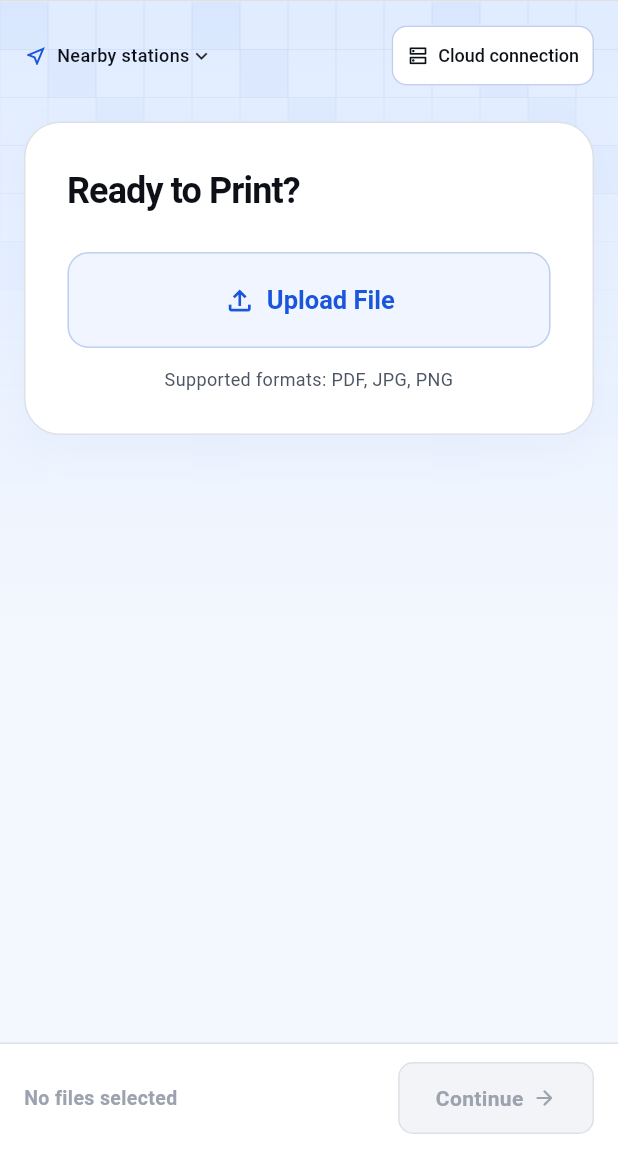
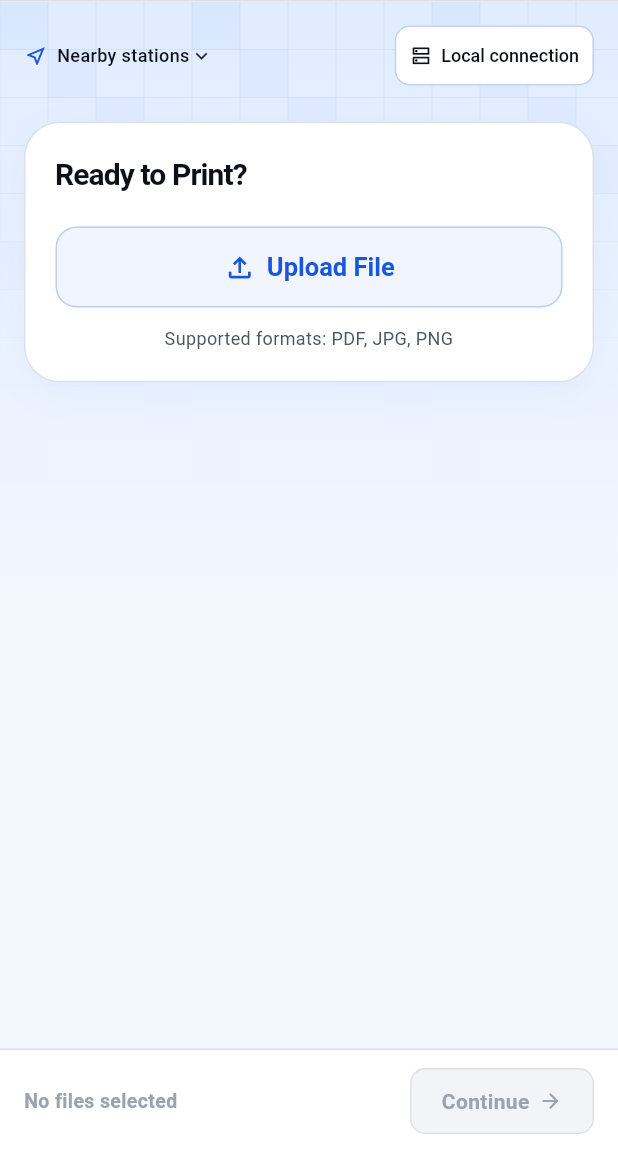
Before and after one commit to RamPrasathM-2005/Autonomous-Printer, a Flutter app: the screen it shows after launch, after a tap on the "close" icon, on a phone screen of 412 x 824 dp, the part 84-1236 px from its top. Run offline on Flutter 3.47's test engine with Material 3 defaults, Android fonts, the phone set to English and light mode, and no system bars; our stand-ins replace file_picker, pdf, shared_preferences; missing offline and left inert: dart:html, dart:js_interop, dart:ui_web, razorpay_flutter; network calls fail.

Commit message:
Error Fixed

```diff
--- a/frontend/lib/config/active_tunnel.dart
+++ /dev/null
@@ -1,2 +0,0 @@
-// Auto-generated by build_apk.sh - DO NOT EDIT DIRECTLY
-const String kActiveTunnelUrl = 'https://hazardous-forests-soc-loved.trycloudflare.com';
--- a/frontend/lib/screens/upload_screen.dart
+++ b/frontend/lib/screens/upload_screen.dart
@@ -814,7 +814,8 @@ class _UploadScreenState extends State<UploadScreen>
                           fontSize: 12,
                           fontWeight: FontWeight.w500,
                         ),
-                        maxLines: 2,
+                        maxLines: 1,
+                        overflow: TextOverflow.ellipsis,
                       ),
                     ),
                     const Icon(Icons.expand_more, size: 16),
@@ -847,7 +848,8 @@ class _UploadScreenState extends State<UploadScreen>
                     child: Text(
                       '${ApiConfig.isTunneled ? 'Cloud' : 'Local'} connection',
                       style: const TextStyle(fontSize: 12),
-                      textAlign: TextAlign.center,
+                      maxLines: 1,
+                      overflow: TextOverflow.ellipsis,
                     ),
                   ),
                 ],
@@ -1101,8 +1103,11 @@ class _UploadScreenState extends State<UploadScreen>
   }
 
   Widget _buildDropzone() {
+    return LayoutBuilder(
+      builder: (context, constraints) {
+        final isNarrow = constraints.maxWidth < 400;
         return Container(
-      padding: const EdgeInsets.all(28),
+          padding: EdgeInsets.all(isNarrow ? 20 : 28),
           decoration: BoxDecoration(
             color: AppTheme.surfaceWhite,
             borderRadius: BorderRadius.circular(24),
@@ -1118,21 +1123,21 @@ class _UploadScreenState extends State<UploadScreen>
           child: Column(
             crossAxisAlignment: CrossAxisAlignment.stretch,
             children: [
-          const Text(
+              Text(
                 'Ready to Print?',
                 style: TextStyle(
-              fontSize: 24,
+                  fontSize: isNarrow ? 20 : 24,
                   fontWeight: FontWeight.w700,
                   letterSpacing: -0.6,
                 ),
               ),
-          const SizedBox(height: 24),
+              const SizedBox(height: 20),
               OutlinedButton.icon(
                 onPressed: _isUploading ? null : _pickFiles,
                 icon: const Icon(Icons.file_upload_outlined, size: 22),
                 label: const Text('Upload File'),
                 style: OutlinedButton.styleFrom(
-              minimumSize: const Size.fromHeight(64),
+                  minimumSize: Size.fromHeight(isNarrow ? 54 : 64),
                   backgroundColor: AppTheme.primarySurface,
                   foregroundColor: AppTheme.primary,
                   side: const BorderSide(color: AppTheme.primaryBorder),
@@ -1153,6 +1158,8 @@ class _UploadScreenState extends State<UploadScreen>
               ),
             ],
           ),
+        );
+      },
     );
   }
 
@@ -1386,12 +1393,9 @@ class _UploadScreenState extends State<UploadScreen>
               constraints: const BoxConstraints(maxWidth: 560),
               child: Row(
                 children: [
+                  // Status label — always shrinks, never wraps
                   Expanded(
-                    child: Column(
-                      crossAxisAlignment: CrossAxisAlignment.start,
-                      mainAxisSize: MainAxisSize.min,
-                      children: [
-                        Text(
+                    child: Text(
                       hasFiles
                           ? '${_selectedFiles.length} ${_selectedFiles.length == 1 ? 'file' : 'files'} ready'
                           : 'No files selected',
@@ -1402,47 +1406,44 @@ class _UploadScreenState extends State<UploadScreen>
                             ? AppTheme.textPrimary
                             : AppTheme.textMuted,
                       ),
-                        ),
-                      ],
-                    ),
-                  ),
+                      maxLines: 1,
+                      overflow: TextOverflow.ellipsis,
+                    ),
+                  ),
+                  // Cancel button — only when there are files
                   if (hasFiles && !_isUploading) ...[
-                    const SizedBox(width: 10),
-                    OutlinedButton(
-                      onPressed: _clearAllFiles,
-                      style: OutlinedButton.styleFrom(
-                        foregroundColor: AppTheme.textSecondary,
-                        side: const BorderSide(color: AppTheme.border),
-                        padding: const EdgeInsets.symmetric(
-                          horizontal: 16,
-                          vertical: 13,
-                        ),
-                        shape: RoundedRectangleBorder(
+                    const SizedBox(width: 8),
+                    GestureDetector(
+                      onTap: _clearAllFiles,
+                      child: Container(
+                        height: 44,
+                        padding: const EdgeInsets.symmetric(horizontal: 14),
+                        decoration: BoxDecoration(
+                          border: Border.all(color: AppTheme.border),
                           borderRadius: BorderRadius.circular(10),
                         ),
-                        minimumSize: Size.zero,
-                        tapTargetSize: MaterialTapTargetSize.shrinkWrap,
-                      ),
+                        alignment: Alignment.center,
                         child: const Text(
-                        'Cancel',
+                          'Clear',
                           style: TextStyle(
                             fontSize: 14,
                             fontWeight: FontWeight.w600,
+                            color: AppTheme.textSecondary,
+                          ),
                         ),
                       ),
                     ),
                   ],
                   const SizedBox(width: 8),
+                  // Continue / Upload button
                   GestureDetector(
                     onTap: (_selectedFiles.isEmpty || _isUploading)
                         ? null
                         : _handleNext,
                     child: AnimatedContainer(
                       duration: const Duration(milliseconds: 150),
-                      padding: const EdgeInsets.symmetric(
-                        horizontal: 24,
-                        vertical: 13,
-                      ),
+                      height: 44,
+                      padding: const EdgeInsets.symmetric(horizontal: 20),
                       decoration: BoxDecoration(
                         color: hasFiles && !_isUploading
                             ? AppTheme.primary
--- a/frontend/lib/services/order_recovery_service.dart
+++ b/frontend/lib/services/order_recovery_service.dart
@@ -44,6 +44,9 @@ class OrderRecoveryService {
   static const String _kActiveOrderId = 'autonomous_printer_active_order_id';
   static const String _kLastCompletedOrderId = 'autonomous_printer_last_completed_order_id';
   static const String _kActiveOrderStage = 'autonomous_printer_active_order_stage';
+  /// Tracks the last completed order that the user explicitly dismissed via
+  /// "Print Another Document". Recovery will never resurface this order ID.
+  static const String _kDismissedCompletedOrderId = 'autonomous_printer_dismissed_completed_id';
 
   static final OrderRecoveryService _instance = OrderRecoveryService._internal();
   factory OrderRecoveryService() => _instance;
@@ -54,6 +57,7 @@ class OrderRecoveryService {
   String? get activeOrderId => readSessionValue(_kActiveOrderId);
   String? get lastCompletedOrderId => readSessionValue(_kLastCompletedOrderId);
   String? get activeOrderStage => readSessionValue(_kActiveOrderStage);
+  String? get dismissedCompletedOrderId => readSessionValue(_kDismissedCompletedOrderId);
 
   void setActiveOrder(String orderId, {String? stage}) {
     writeSessionValue(_kActiveOrderId, orderId);
@@ -78,14 +82,24 @@ class OrderRecoveryService {
     clearSessionValue(_kLastCompletedOrderId);
   }
 
-  /// Print Again clears completed order and prepares clean state for a new order.
+  /// Print Again: dismisses the completed order so recovery never re-shows
+  /// OtpReleaseScreen for it, even if the backend still reports it as COMPLETED.
   void printAgain() {
+    final completedId = lastCompletedOrderId ?? activeOrderId;
+    if (completedId != null) {
+      writeSessionValue(_kDismissedCompletedOrderId, completedId);
+    }
     clearAll();
   }
 
   void clearActiveOrder() {
     clearSessionValue(_kActiveOrderId);
     clearSessionValue(_kActiveOrderStage);
+  }
+
+  /// Explicitly dismiss a completed order so it is never surfaced by recovery.
+  void dismissCompletedOrder(String orderId) {
+    writeSessionValue(_kDismissedCompletedOrderId, orderId);
   }
 
   /// Single source of truth backend check.
@@ -141,8 +155,17 @@ class OrderRecoveryService {
         }
       }
 
-      // Completed receipt reload
+      // Completed receipt reload — only resurface if user hasn't dismissed it.
       if (stageStr == 'COMPLETED' && order != null) {
+        final dismissed = dismissedCompletedOrderId;
+        if (dismissed != null && dismissed == order.id) {
+          // User already pressed "Print Another Document" for this order.
+          // Never re-show OtpReleaseScreen for it.
+          return const OrderRecoveryResult(
+            stage: RecoveryStage.none,
+            canUploadNew: true,
+          );
+        }
         markCompleted(order.id);
         return OrderRecoveryResult(
           stage: RecoveryStage.completed,
--- a/frontend/lib/widgets/app_scaffold.dart
+++ b/frontend/lib/widgets/app_scaffold.dart
@@ -20,6 +20,7 @@ class AppScaffold extends StatelessWidget {
   @override
   Widget build(BuildContext context) => Scaffold(
     backgroundColor: const Color(0xFFF3F7FE),
+    resizeToAvoidBottomInset: true,
     appBar: appBar,
     bottomNavigationBar: bottomNavigationBar,
     body: Stack(
@@ -32,7 +33,7 @@ class AppScaffold extends StatelessWidget {
             ),
           ),
         ),
-        if (body != null) SafeArea(top: false, child: body!),
+        if (body != null) SafeArea(top: false, bottom: false, child: body!),
       ],
     ),
   );
--- a/frontend/lib/widgets/print_action_bar.dart
+++ b/frontend/lib/widgets/print_action_bar.dart
@@ -62,7 +62,7 @@ class PrintActionBar extends StatelessWidget {
                   ),
                   child: Text(action),
                 );
-                if (constraints.maxWidth < 360 ||
+                if (constraints.maxWidth < 480 ||
                     MediaQuery.textScalerOf(context).scale(14) > 18) {
                   return Column(
                     crossAxisAlignment: CrossAxisAlignment.stretch,
```
Also changed, not shown: 3 other files. Lines whose indentation alone changed are shown as unchanged.
